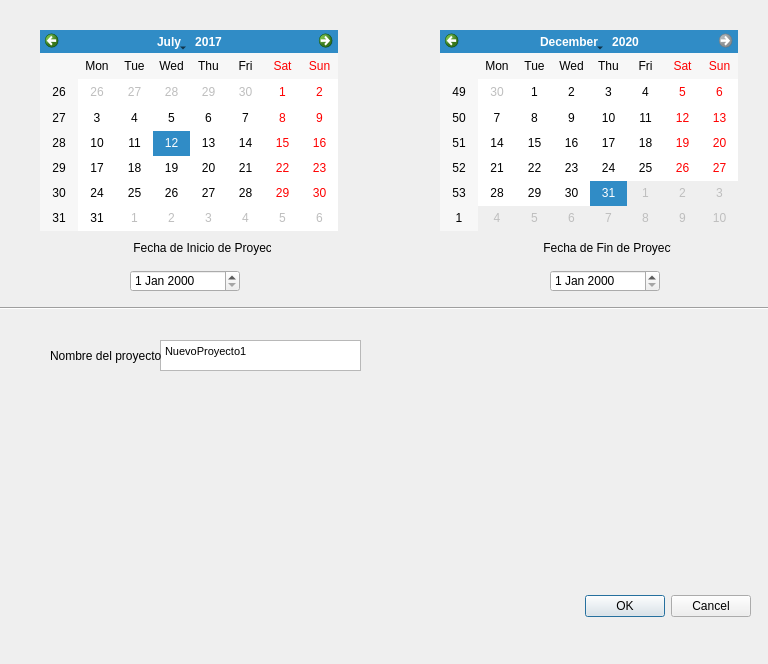
First picture: the form in Configuracion.ui, repository Aspartam33/Dise-o, before the edit.
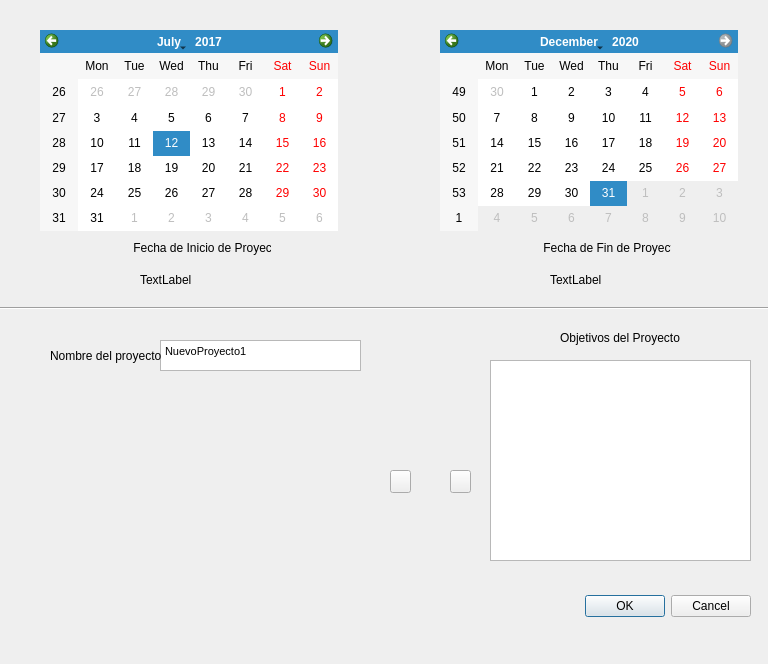
Second picture: the form after the edit.

Commit message: Validación de los campos , agregado de los objetivos y exportacion por serializacion (temporal) de los datos de la configuracion

```diff
--- a/Configuracion.ui
+++ b/Configuracion.ui
@@ -114,54 +114,6 @@
     </item>
    </layout>
   </widget>
-  <widget class="QDateEdit" name="FechaIcaja">
-   <property name="geometry">
-    <rect>
-     <x>130</x>
-     <y>270</y>
-     <width>110</width>
-     <height>22</height>
-    </rect>
-   </property>
-   <property name="maximumDate">
-    <date>
-     <year>2020</year>
-     <month>12</month>
-     <day>31</day>
-    </date>
-   </property>
-   <property name="minimumDate">
-    <date>
-     <year>2000</year>
-     <month>1</month>
-     <day>1</day>
-    </date>
-   </property>
-  </widget>
-  <widget class="QDateEdit" name="FechaFcaja">
-   <property name="geometry">
-    <rect>
-     <x>550</x>
-     <y>270</y>
-     <width>110</width>
-     <height>22</height>
-    </rect>
-   </property>
-   <property name="maximumDate">
-    <date>
-     <year>2020</year>
-     <month>12</month>
-     <day>31</day>
-    </date>
-   </property>
-   <property name="minimumDate">
-    <date>
-     <year>2000</year>
-     <month>1</month>
-     <day>1</day>
-    </date>
-   </property>
-  </widget>
   <widget class="QLabel" name="label">
    <property name="geometry">
     <rect>
@@ -231,6 +183,99 @@
     <string>Nombre del proyecto</string>
    </property>
   </widget>
+  <widget class="QLabel" name="FechaIcaja">
+   <property name="geometry">
+    <rect>
+     <x>140</x>
+     <y>270</y>
+     <width>121</width>
+     <height>20</height>
+    </rect>
+   </property>
+   <property name="text">
+    <string>TextLabel</string>
+   </property>
+  </widget>
+  <widget class="QLabel" name="FechaFcaja">
+   <property name="geometry">
+    <rect>
+     <x>550</x>
+     <y>270</y>
+     <width>121</width>
+     <height>20</height>
+    </rect>
+   </property>
+   <property name="text">
+    <string>TextLabel</string>
+   </property>
+  </widget>
+  <widget class="QPushButton" name="Eliminar">
+   <property name="geometry">
+    <rect>
+     <x>390</x>
+     <y>470</y>
+     <width>21</width>
+     <height>23</height>
+    </rect>
+   </property>
+   <property name="cursor">
+    <cursorShape>PointingHandCursor</cursorShape>
+   </property>
+   <property name="text">
+    <string/>
+   </property>
+  </widget>
+  <widget class="QPushButton" name="Agregar">
+   <property name="geometry">
+    <rect>
+     <x>450</x>
+     <y>470</y>
+     <width>21</width>
+     <height>23</height>
+    </rect>
+   </property>
+   <property name="cursor">
+    <cursorShape>PointingHandCursor</cursorShape>
+   </property>
+   <property name="text">
+    <string/>
+   </property>
+   <property name="iconSize">
+    <size>
+     <width>21</width>
+     <height>23</height>
+    </size>
+   </property>
+  </widget>
+  <widget class="QLabel" name="label_4">
+   <property name="geometry">
+    <rect>
+     <x>560</x>
+     <y>330</y>
+     <width>121</width>
+     <height>16</height>
+    </rect>
+   </property>
+   <property name="text">
+    <string>Objetivos del Proyecto</string>
+   </property>
+  </widget>
+  <widget class="QListView" name="Objetivos">
+   <property name="geometry">
+    <rect>
+     <x>490</x>
+     <y>360</y>
+     <width>261</width>
+     <height>201</height>
+    </rect>
+   </property>
+   <property name="cursor" stdset="0">
+    <cursorShape>PointingHandCursor</cursorShape>
+   </property>
+   <property name="selectionMode">
+    <enum>QAbstractItemView::MultiSelection</enum>
+   </property>
+  </widget>
  </widget>
  <resources/>
  <connections>
```
Left out of the diff: 6 changed lines with no effect on the pictures. The commit also changes 2 other files.
